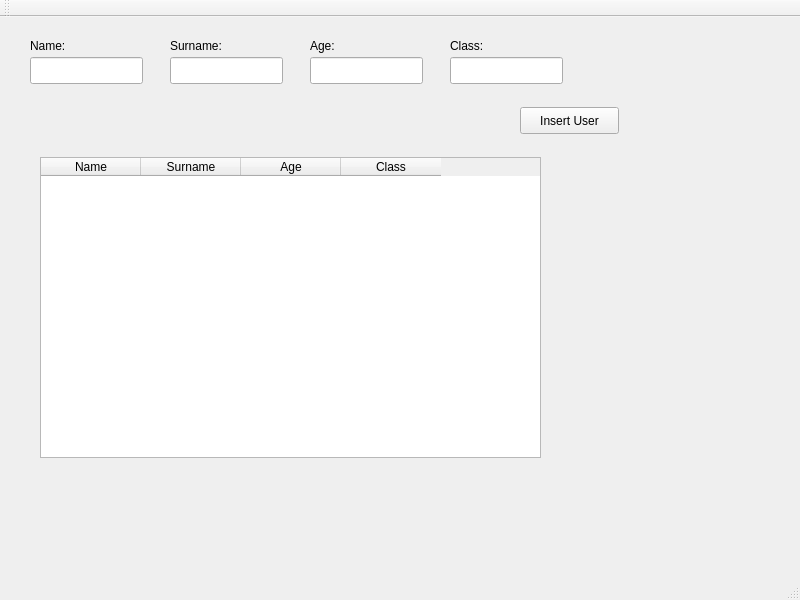
Old version of the form qtCoin/mainwindow.ui in the repository netpipe/EcoCoin.
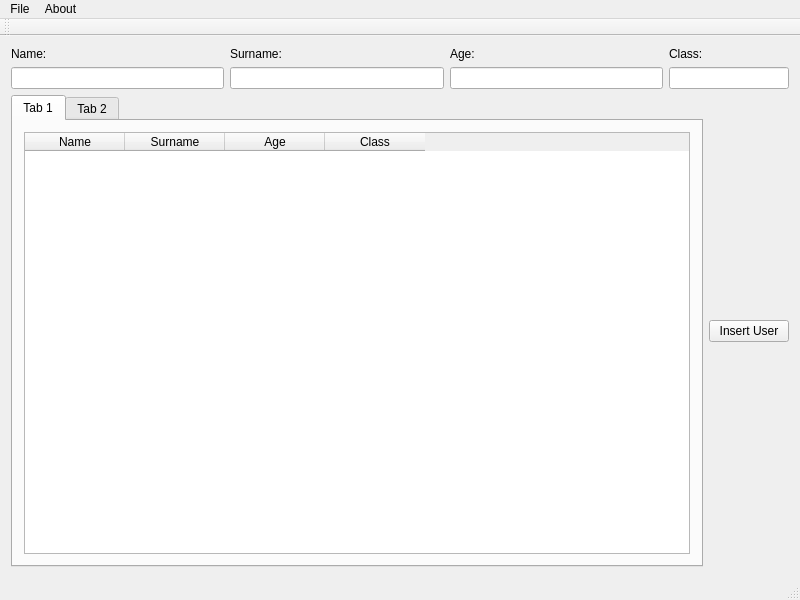
New version of the form.

Patch:
```diff
--- a/qtCoin/mainwindow.ui
+++ b/qtCoin/mainwindow.ui
@@ -14,120 +14,56 @@
    <string>MainWindow</string>
   </property>
   <widget class="QWidget" name="centralWidget">
-   <widget class="QLineEdit" name="lineEditName">
-    <property name="geometry">
-     <rect>
-      <x>30</x>
-      <y>40</y>
-      <width>113</width>
-      <height>27</height>
-     </rect>
-    </property>
-   </widget>
-   <widget class="QLineEdit" name="lineEditSurname">
-    <property name="geometry">
-     <rect>
-      <x>170</x>
-      <y>40</y>
-      <width>113</width>
-      <height>27</height>
-     </rect>
-    </property>
-   </widget>
-   <widget class="QLineEdit" name="lineEditAge">
-    <property name="geometry">
-     <rect>
-      <x>310</x>
-      <y>40</y>
-      <width>113</width>
-      <height>27</height>
-     </rect>
-    </property>
-   </widget>
-   <widget class="QLineEdit" name="lineEditClass">
-    <property name="geometry">
-     <rect>
-      <x>450</x>
-      <y>40</y>
-      <width>113</width>
-      <height>27</height>
-     </rect>
-    </property>
-   </widget>
-   <widget class="QPushButton" name="pushButtonInsertUser">
-    <property name="geometry">
-     <rect>
-      <x>520</x>
-      <y>90</y>
-      <width>99</width>
-      <height>27</height>
-     </rect>
-    </property>
-    <property name="text">
-     <string>Insert User</string>
-    </property>
-   </widget>
+   <layout class="QGridLayout" name="gridLayout_2">
+    <item row="0" column="0">
    <widget class="QLabel" name="label">
-    <property name="geometry">
-     <rect>
-      <x>30</x>
-      <y>20</y>
-      <width>67</width>
-      <height>17</height>
-     </rect>
-    </property>
     <property name="text">
      <string>Name:</string>
     </property>
    </widget>
+    </item>
+    <item row="0" column="1">
    <widget class="QLabel" name="label_2">
-    <property name="geometry">
-     <rect>
-      <x>170</x>
-      <y>20</y>
-      <width>67</width>
-      <height>17</height>
-     </rect>
-    </property>
     <property name="text">
      <string>Surname:</string>
     </property>
    </widget>
+    </item>
+    <item row="0" column="2">
    <widget class="QLabel" name="label_3">
-    <property name="geometry">
-     <rect>
-      <x>310</x>
-      <y>20</y>
-      <width>67</width>
-      <height>17</height>
-     </rect>
-    </property>
     <property name="text">
      <string>Age:</string>
     </property>
    </widget>
+    </item>
+    <item row="0" column="3">
    <widget class="QLabel" name="label_4">
-    <property name="geometry">
-     <rect>
-      <x>450</x>
-      <y>20</y>
-      <width>67</width>
-      <height>17</height>
-     </rect>
-    </property>
     <property name="text">
      <string>Class:</string>
     </property>
    </widget>
+    </item>
+    <item row="1" column="0">
+     <widget class="QLineEdit" name="lineEditName"/>
+    </item>
+    <item row="1" column="1">
+     <widget class="QLineEdit" name="lineEditSurname"/>
+    </item>
+    <item row="1" column="2">
+     <widget class="QLineEdit" name="lineEditAge"/>
+    </item>
+    <item row="1" column="3" colspan="2">
+     <widget class="QLineEdit" name="lineEditClass"/>
+    </item>
+    <item row="2" column="0" colspan="4">
+     <widget class="QTabWidget" name="tabWidget">
+      <widget class="QWidget" name="tab">
+       <attribute name="title">
+        <string>Tab 1</string>
+       </attribute>
+       <layout class="QGridLayout" name="gridLayout">
+        <item row="0" column="0">
    <widget class="QTableWidget" name="tableWidgetUsers">
-    <property name="geometry">
-     <rect>
-      <x>40</x>
-      <y>140</y>
-      <width>501</width>
-      <height>301</height>
-     </rect>
-    </property>
     <property name="styleSheet">
      <string notr="true"/>
     </property>
@@ -152,6 +88,24 @@
      </property>
     </column>
    </widget>
+        </item>
+       </layout>
+      </widget>
+      <widget class="QWidget" name="tab_2">
+       <attribute name="title">
+        <string>Tab 2</string>
+       </attribute>
+      </widget>
+     </widget>
+    </item>
+    <item row="2" column="4">
+     <widget class="QPushButton" name="pushButtonInsertUser">
+      <property name="text">
+       <string>Insert User</string>
+      </property>
+     </widget>
+    </item>
+   </layout>
   </widget>
   <widget class="QMenuBar" name="menuBar">
    <property name="geometry">
@@ -159,9 +113,25 @@
      <x>0</x>
      <y>0</y>
      <width>800</width>
-     <height>25</height>
+     <height>24</height>
     </rect>
    </property>
+   <widget class="QMenu" name="menuFile">
+    <property name="title">
+     <string>File</string>
+    </property>
+    <addaction name="actionOpenCoin"/>
+    <addaction name="actionExit"/>
+    <addaction name="actionSyncUSB"/>
+   </widget>
+   <widget class="QMenu" name="menuAbout">
+    <property name="title">
+     <string>About</string>
+    </property>
+    <addaction name="actionUpdates"/>
+   </widget>
+   <addaction name="menuFile"/>
+   <addaction name="menuAbout"/>
   </widget>
   <widget class="QToolBar" name="mainToolBar">
    <attribute name="toolBarArea">
```
Left out of the diff: 20 changed lines with no effect on the pictures. Lines whose indentation alone changed are shown as unchanged.
